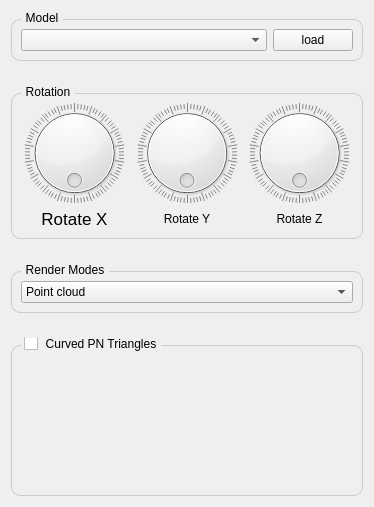
First picture: the form in code/pnt/view/ui/sidebar.ui, repository lauraBaakman/Advanced-Computer-Graphics, before the edit.
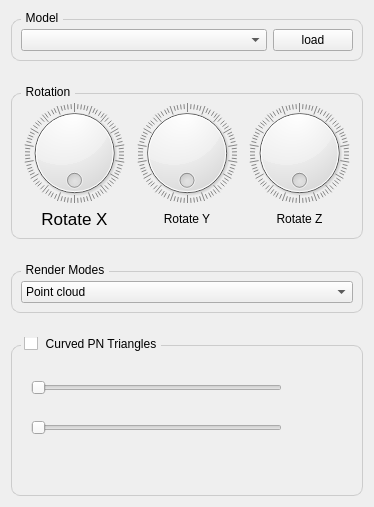
Second picture: the form after the edit.

Commit message: Float sliders

```diff
--- a/code/pnt/view/ui/sidebar.ui
+++ b/code/pnt/view/ui/sidebar.ui
@@ -300,6 +300,47 @@
      <property name="checked">
       <bool>false</bool>
      </property>
+     <widget class="QSlider" name="horizontalSlider">
+      <property name="geometry">
+       <rect>
+        <x>20</x>
+        <y>40</y>
+        <width>251</width>
+        <height>22</height>
+       </rect>
+      </property>
+      <property name="minimum">
+       <number>1</number>
+      </property>
+      <property name="maximum">
+       <number>24</number>
+      </property>
+      <property name="singleStep">
+       <number>1</number>
+      </property>
+      <property name="orientation">
+       <enum>Qt::Horizontal</enum>
+      </property>
+     </widget>
+     <widget class="QSlider" name="horizontalSlider_2">
+      <property name="geometry">
+       <rect>
+        <x>20</x>
+        <y>80</y>
+        <width>251</width>
+        <height>22</height>
+       </rect>
+      </property>
+      <property name="minimum">
+       <number>1</number>
+      </property>
+      <property name="maximum">
+       <number>25</number>
+      </property>
+      <property name="orientation">
+       <enum>Qt::Horizontal</enum>
+      </property>
+     </widget>
     </widget>
    </item>
   </layout>
```
